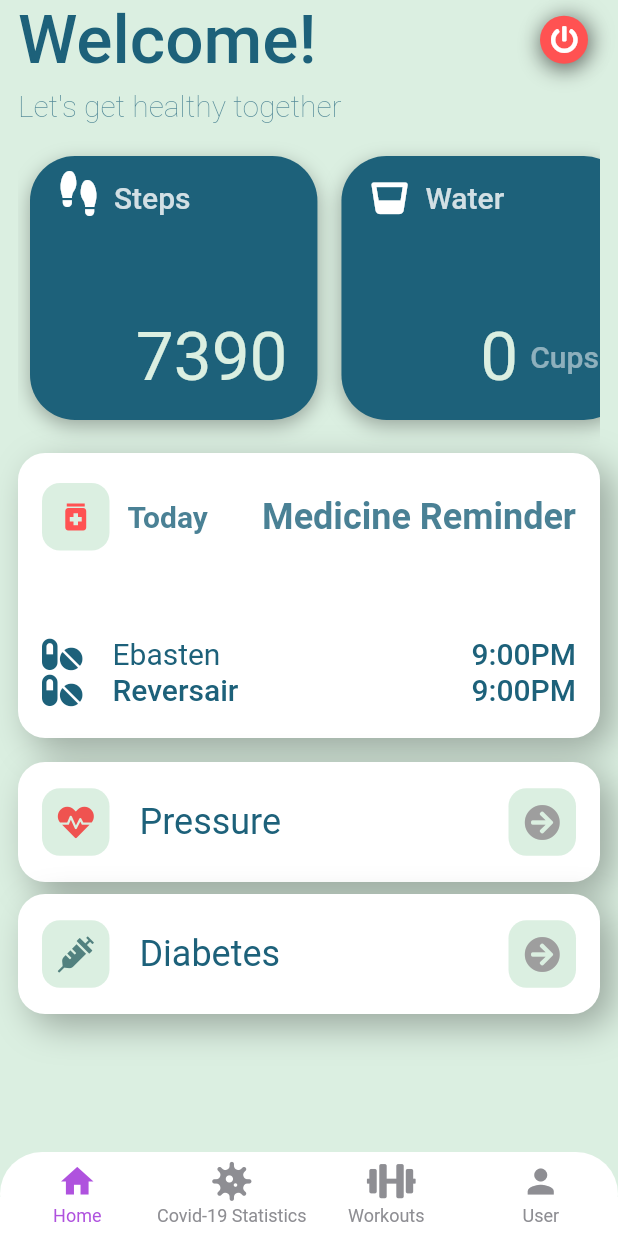
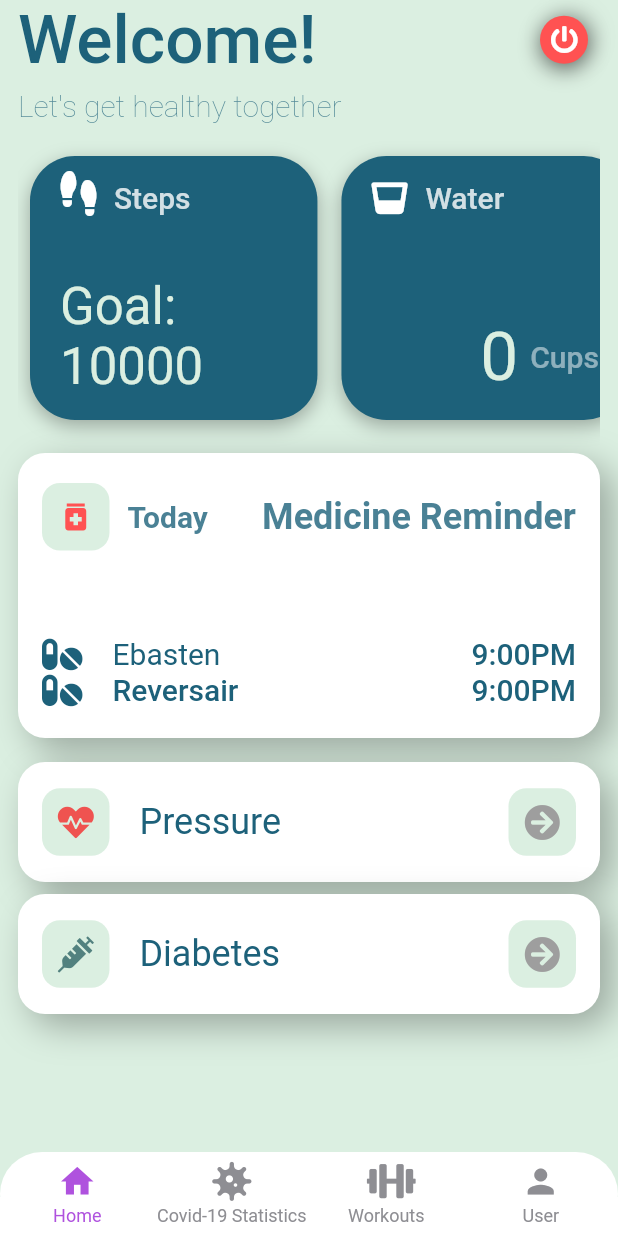
Before and after one commit to SumayaSiddique/Care_4_U_project, a Flutter app: the screen it shows once a user with an empty profile is signed in, on a phone screen of 412 x 824 dp. Run offline on Flutter 3.47's test engine with Material 2 defaults, Android fonts, the phone set to English and light mode, and no system bars; drawn by our look-alikes of persistent_bottom_nav_bar; our stand-ins replace carousel_slider, cloud_firestore, firebase_auth, firebase_core, fl_chart, flutter_local_notifications and 15 more; accounts and stored records are empty; Roboto replaces fonts that are missing (SF Pro Rounded); project files that could hold a hidden picture were left out.

Commit message:
Steps updated

```diff
--- a/care_4_u_project/lib/Screens/Home/HomeView.dart
+++ b/care_4_u_project/lib/Screens/Home/HomeView.dart
@@ -177,9 +177,10 @@ class _HomeViewState extends State<HomeView> {
                                   size: size,
                                   theme: theme,
                                   title: Text(
-                                    "7390",
-                                    style: theme.headline3!
-                                        .apply(color: Color(0xffdbefe1)),
+                                    "Goal: 10000",
+                                    style: theme.headline4!.apply(
+                                      color: Color(0xffdbefe1),
+                                    ),
                                   ),
                                   subtitle: "Steps",
                                   icon: RotatedBox(
```
